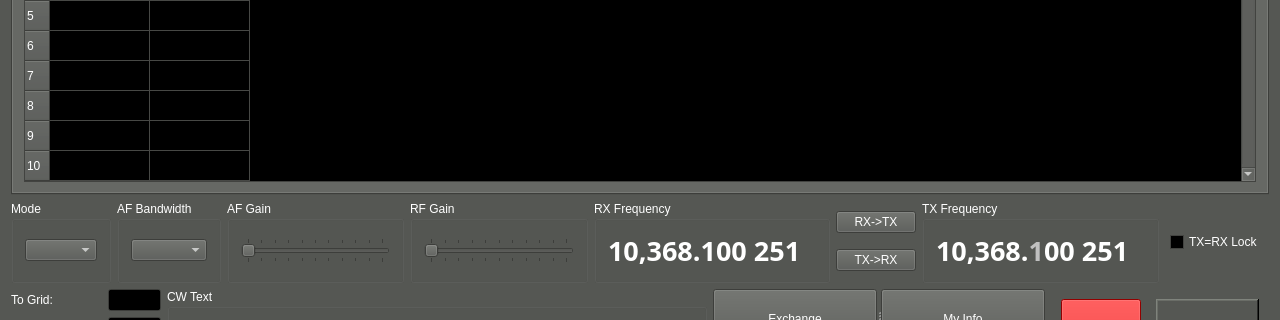
Before: the Qt Designer form qtgui/mainwindow.ui in kb1vc/SoDaRadio, drawn with Qt 5; both pictures show x 0 to 1280 and y 186 to 506 of the 1280 by 810 pixel window.
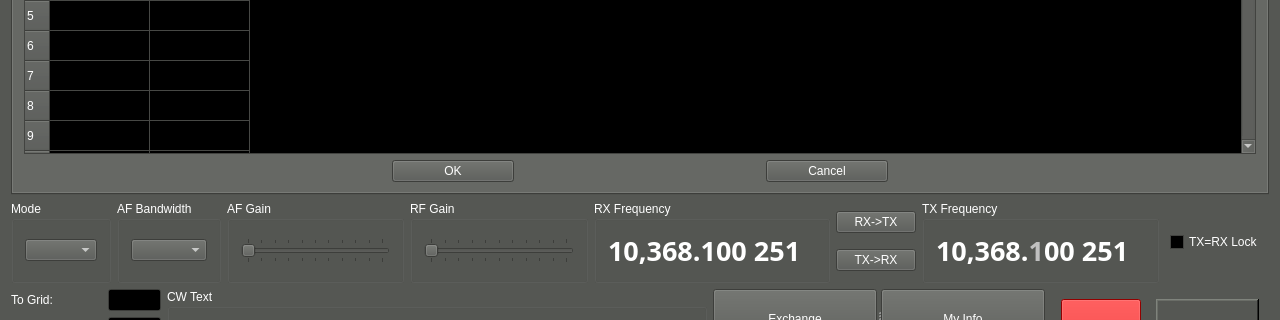
After: the same form once the commit is applied. The open tabs and pages were chosen to show the change. Custom widgets are drawn as their Qt base class.

The edit to the form file:
```diff
--- a/qtgui/mainwindow.ui
+++ b/qtgui/mainwindow.ui
@@ -1331,7 +1331,7 @@
        <attribute name="title">
         <string>Edit Log</string>
        </attribute>
-       <layout class="QVBoxLayout" name="verticalLayout_11">
+       <layout class="QVBoxLayout" name="verticalLayout_11" stretch="9,1">
         <item>
          <widget class="LogTable" name="LogView">
           <property name="sizePolicy">
@@ -1850,6 +1850,63 @@
           <column/>
          </widget>
         </item>
+        <item>
+         <layout class="QHBoxLayout" name="horizontalLayout_10" stretch="3,1,2,1,3">
+          <item>
+           <spacer name="horizontalSpacer_15">
+            <property name="orientation">
+             <enum>Qt::Horizontal</enum>
+            </property>
+            <property name="sizeHint" stdset="0">
+             <size>
+              <width>40</width>
+              <height>20</height>
+             </size>
+            </property>
+           </spacer>
+          </item>
+          <item>
+           <widget class="QPushButton" name="le_OK_btn">
+            <property name="text">
+             <string>OK</string>
+            </property>
+           </widget>
+          </item>
+          <item>
+           <spacer name="horizontalSpacer_16">
+            <property name="orientation">
+             <enum>Qt::Horizontal</enum>
+            </property>
+            <property name="sizeHint" stdset="0">
+             <size>
+              <width>40</width>
+              <height>20</height>
+             </size>
+            </property>
+           </spacer>
+          </item>
+          <item>
+           <widget class="QPushButton" name="le_cancel_btn">
+            <property name="text">
+             <string>Cancel</string>
+            </property>
+           </widget>
+          </item>
+          <item>
+           <spacer name="horizontalSpacer_17">
+            <property name="orientation">
+             <enum>Qt::Horizontal</enum>
+            </property>
+            <property name="sizeHint" stdset="0">
+             <size>
+              <width>40</width>
+              <height>20</height>
+             </size>
+            </property>
+           </spacer>
+          </item>
+         </layout>
+        </item>
        </layout>
       </widget>
      </widget>
```
Left out of the diff: 34 changed lines with no effect on the pictures.
